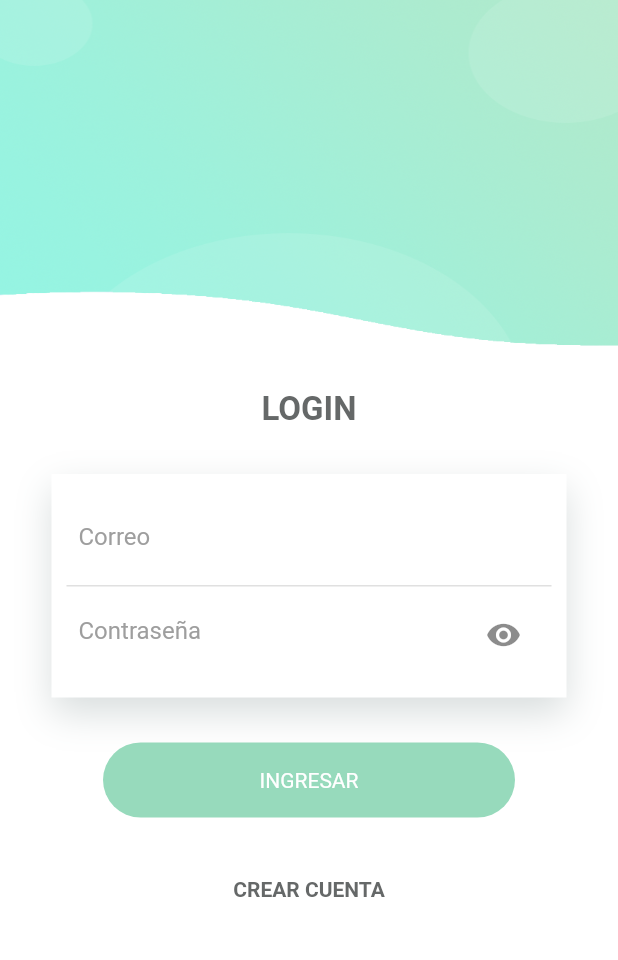
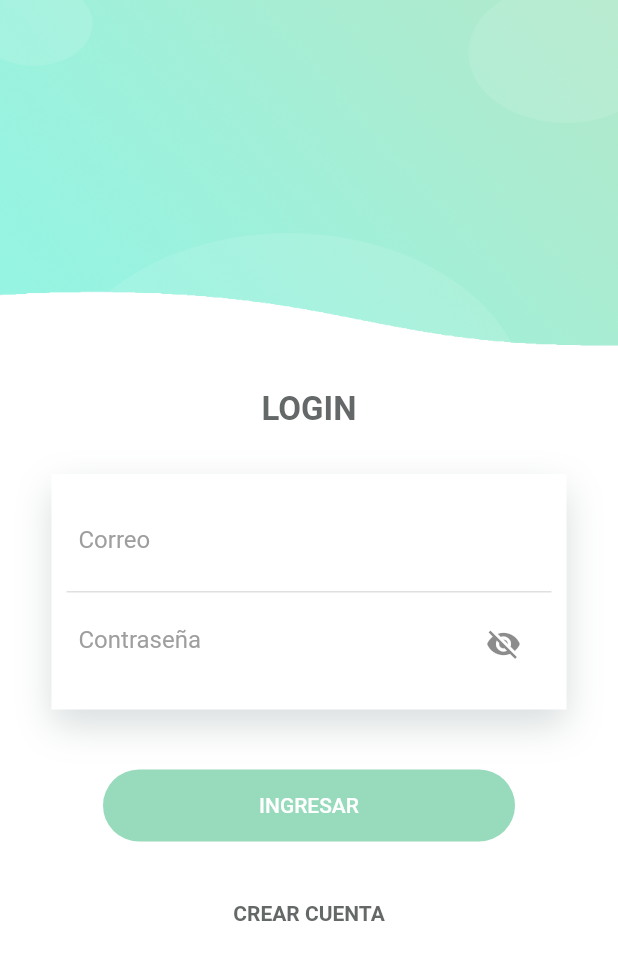
Before and after one commit to arrecis59/ui-client, a Flutter app: the screen it shows after launch, on a phone screen of 412 x 824 dp. Shown: the top 960 px of the screen. Run offline on Flutter 3.47's test engine with Material 2 defaults, Android fonts, the phone set to English and light mode, and no system bars; our stand-ins replace image_picker, shared_preferences; missing offline and left inert: mime_type; statements that could not run were skipped.

Commit message:
login maqueta terminada

```diff
--- a/lib/src/pages/login_page.dart
+++ b/lib/src/pages/login_page.dart
@@ -21,22 +21,26 @@ class _LoginPageState extends State<LoginPage> {
   Widget build(BuildContext context) {
     return Scaffold(
       backgroundColor: Colors.white,
-      body: Column(
+      body: Stack(
+        children: <Widget>[
+          _vista(),
+          _crearLoading()
+        ],
+      )
+    );
+  }
+
+  Widget _vista() {
+    return Container(
+      child: SingleChildScrollView(
+        child: Column(
           children: <Widget>[
             Container(
               height: 250.0,
-            child: Stack(
-              children: <Widget>[
-                Positioned(
-                  child: Container(
               decoration: BoxDecoration(
                   image: DecorationImage(
                       image: AssetImage('assets/header.png'),
-                          fit: BoxFit.fill),
-                    ),
-                  ),
-                )
-              ],
+                      fit: BoxFit.fill)
               ),
             ),
             SizedBox(height: 10.0,),
@@ -65,15 +69,16 @@ class _LoginPageState extends State<LoginPage> {
           child: Column(
             children: <Widget>[
               Container(
-                  padding: EdgeInsets.all(8.0),
+                padding: EdgeInsets.symmetric(vertical: 10.0, horizontal: 8.0),
                 decoration: BoxDecoration(
                   border: Border(
                     bottom: BorderSide(
                       color: Colors.grey[300]
                     )
-                    ),
+                  )
                 ),
                 child: TextField(
+                  controller: emailController,
                   keyboardType: TextInputType.emailAddress,
                   decoration: InputDecoration(
                     border: InputBorder.none,
@@ -85,53 +90,121 @@ class _LoginPageState extends State<LoginPage> {
                 ),
               ),
               Container(
-                  padding: EdgeInsets.all(8.0),
+                padding: EdgeInsets.only(top: 10.0, left: 8.0, right: 8.0),
                 child: TextField(
-                    obscureText: true,
+                  controller: passwordController,
+                  keyboardType: TextInputType.emailAddress,
+                  obscureText: _isHidden ? false : true,
                   decoration: InputDecoration(
                     border: InputBorder.none,
                     hintText: 'Contraseña',
                     hintStyle: TextStyle(
                       color: Colors.grey
                     ),
-                      suffixIcon: Icon(Icons.visibility)
+                    suffixIcon: IconButton(
+                      icon: _isHidden ? Icon(Icons.visibility) : Icon(Icons.visibility_off),
+                      onPressed: _toggleVisibility,
+                    )
                   ),
                 ),
               ),
+              SizedBox(height: 10.0,),
             ],
           ),
           ),
           SizedBox(height: 30.0,),
           Container(
-            height: 50.0,
-            width: MediaQuery.of(context).size.width / 1.5,
-            decoration: BoxDecoration(
-              borderRadius: BorderRadius.circular(50.0),
-              color: Color.fromRGBO(47, 181, 121, 0.5)
-            ),
-            child: Center(
+          margin: EdgeInsets.symmetric(vertical: 10.0),
+          child: ButtonTheme(
+            minWidth: MediaQuery.of(context).size.width / 1.5,
+            height: 48.0,
+            child: FlatButton(
+            shape:
+              RoundedRectangleBorder(borderRadius: BorderRadius.circular(50.0)),
+              color: Color.fromRGBO(47, 181, 121, 0.5),
+              textColor: Colors.white,
               child: Text(
               'Ingresar'.toUpperCase(),
               style: TextStyle(
-                  color: Colors.white,
-                  fontSize: 14.0
+                fontWeight: FontWeight.w500
               ),
               ),
-            )
+              onPressed: _iniciarSesion,
             ),
-          SizedBox(height: 40.0,),
-          Center(
+          ),
+          ),
+          SizedBox(height: 30.0,),
+          GestureDetector(
+            child: Center(
               child: Text(
                 'Crear cuenta'.toUpperCase(),
                 style: TextStyle(
-                fontSize: 14.0,
-                fontWeight: FontWeight.bold,
                   color: Color.fromRGBO(63, 66, 66, 0.8),
+                  fontWeight: FontWeight.bold
                 ),
               ),
-          )
+            ),
+            onTap: (){},
+          ),
+          SizedBox(height: 30.0,),
           ],
+        ),
       ),
     );
   }
+
+
+   void _iniciarSesion() async {
+
+    if(emailController.text !='' && emailController.text !=''){
+
+      _setLoading(true);
+
+      Map info = await authProvider.ingresar(emailController.text, passwordController.text);
+
+      if (info['ok']) {
+
+        _setLoading(false);
+        Navigator.pushReplacementNamed(context, 'home');
+      } else {
+
+        _setLoading(false);
+        mostrarAlerta(context, info['message'], 'error');
       }
+
+    }else{
+      mostrarAlerta(context,'Ingrese correo y contraseña', 'error');
+    }
+  }
+
+
+   Widget _crearLoading() {
+    if (_isLoading) {
+      return Column(
+        mainAxisSize: MainAxisSize.max,
+        mainAxisAlignment: MainAxisAlignment.center,
+        children: <Widget>[
+          Row(
+            mainAxisAlignment: MainAxisAlignment.center,
+            children: <Widget>[CircularProgressIndicator()],
+          )
+        ],
+      );
+    } else {
+      return Container();
+    }
+  }
+
+  void _setLoading(bool status) {
+    setState(() {
+      _isLoading = status;
+    });
+  }
+
+  void _toggleVisibility() {
+    setState(() {
+      _isHidden = !_isHidden;
+    });
+  }
+
+}
```
Lines whose indentation alone changed are shown as unchanged.
